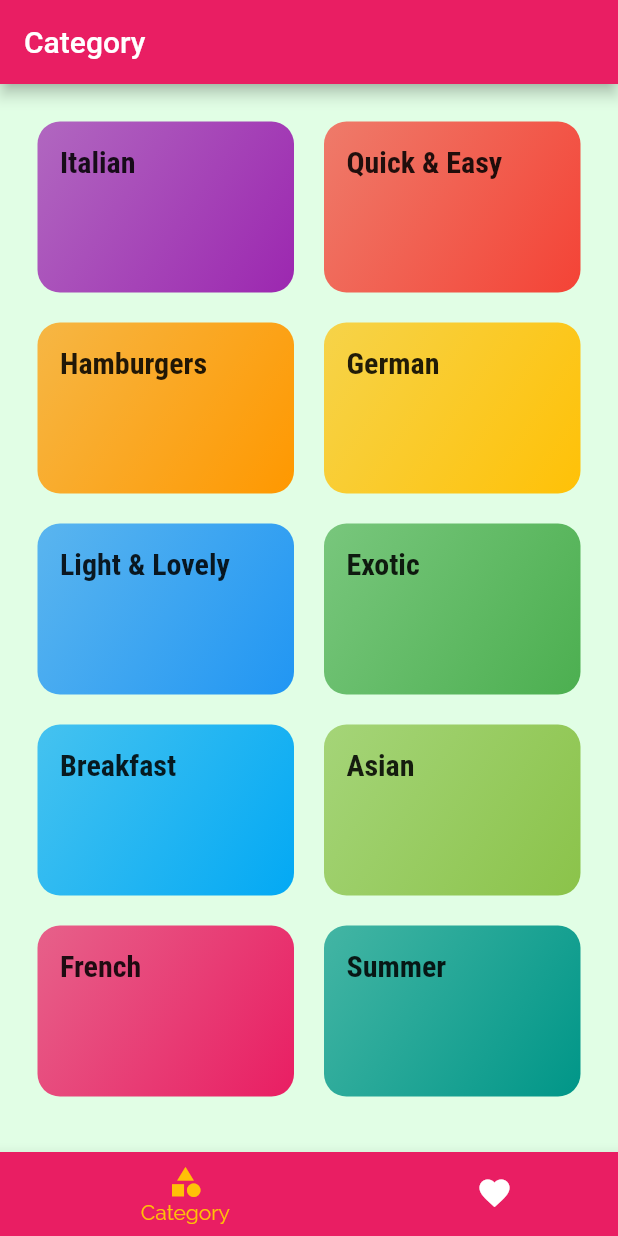
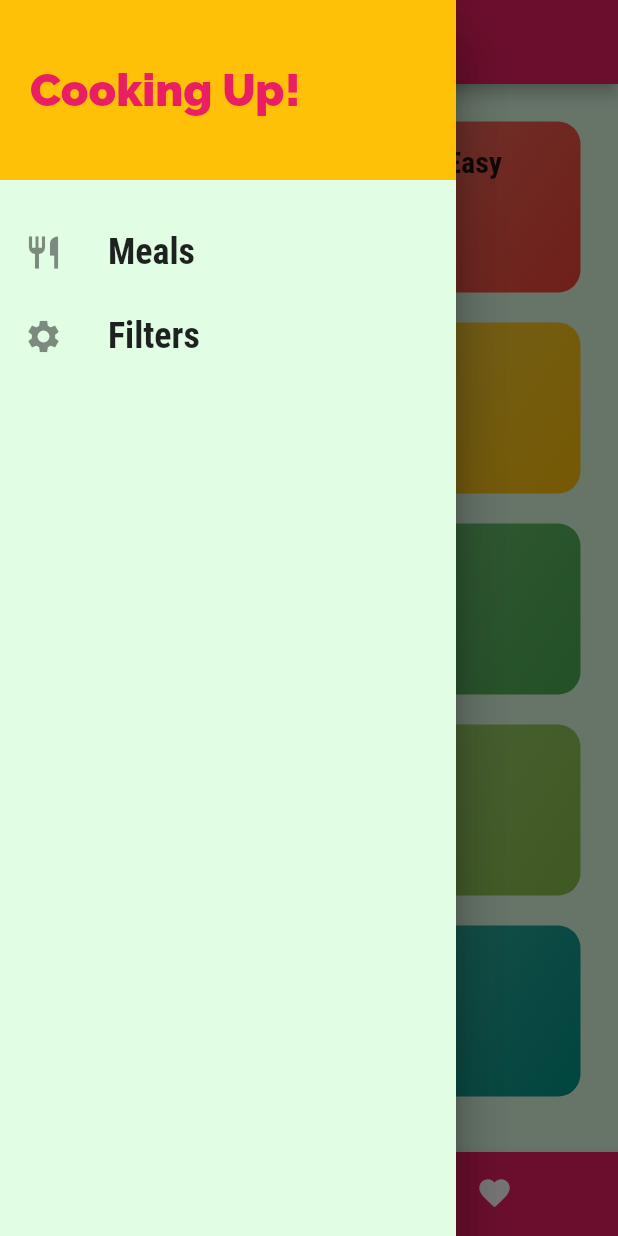
Before and after one commit to hesamkurd/MealsAppFlutter, a Flutter app: the screen it shows after launch, with the side drawer open (before the commit the screen has no drawer), on a phone screen of 412 x 824 dp. Run offline on Flutter 3.47's test engine with Material 2 defaults, Android fonts, the phone set to English and light mode, and no system bars; our stand-ins replace get.

```diff
--- a/analysis_options.yaml
+++ b/analysis_options.yaml
@@ -22,7 +22,7 @@ linter:
   # `// ignore_for_file: name_of_lint` syntax on the line or in the file
   # producing the lint.
   rules:
-    # avoid_print: false  # Uncomment to disable the `avoid_print` rule
+    avoid_print: false  # Uncomment to disable the `avoid_print` rule
     # prefer_single_quotes: true  # Uncomment to enable the `prefer_single_quotes` rule
 
 # Additional information about this file can be found at
--- a/lib/main.dart
+++ b/lib/main.dart
@@ -1,6 +1,9 @@
 import 'dart:ui';
 
 import 'package:flutter/material.dart';
+import './data/dummy_data.dart';
+import './models/meal.dart';
+import './screens/filter_screen.dart';
 import './screens/meal_details_screen.dart';
 import './screens/tabs_screen.dart';
 import './screens/category_meals_screen.dart';
@@ -9,8 +12,44 @@ void main() {
   runApp(const MyApp());
 }
 
-class MyApp extends StatelessWidget {
+class MyApp extends StatefulWidget {
   const MyApp({super.key});
+
+  @override
+  State<MyApp> createState() => _MyAppState();
+}
+
+class _MyAppState extends State<MyApp> {
+  Map<String, bool> _filters = {
+    'gluten': false,
+    'lactose': false,
+    'vegan': false,
+    'vegetarian': false,
+  };
+
+  List<Meal> _availableMeals = DUMMY_MEALS;
+
+  void _setFilters(Map<String, bool> filterData) {
+    setState(() {
+      _filters = filterData;
+
+      _availableMeals = DUMMY_MEALS.where((meal) {
+        if (_filters['gluten']! && !meal.isGlutenFree!) {
+          return false;
+        }
+        if (_filters['lactose']! && !meal.isLactoseFree!) {
+          return false;
+        }
+        if (_filters['vegan']! && !meal.isVegan!) {
+          return false;
+        }
+        if (_filters['vegetarian']! && !meal.isVegetarian!) {
+          return false;
+        }
+        return true;
+      }).toList();
+    });
+  }
 
   @override
   Widget build(BuildContext context) {
@@ -38,8 +77,10 @@ class MyApp extends StatelessWidget {
       //home: const CategoriesScreen(),
       routes: {
         '/': (ctx) => const TabsScreen(),
-        CategoryMealsScreen.routeName: (ctx) => const CategoryMealsScreen(),
-        MealDetailsScreen.routName:(ctx) => const MealDetailsScreen(),
+        CategoryMealsScreen.routeName: (ctx) =>
+            CategoryMealsScreen(_availableMeals),
+        MealDetailsScreen.routName: (ctx) => const MealDetailsScreen(),
+        FilterScreen.routeName: (ctx) => FilterScreen(_setFilters, _filters),
       },
     );
   }
--- a/lib/screens/meal_details_screen.dart
+++ b/lib/screens/meal_details_screen.dart
@@ -92,6 +92,12 @@ class MealDetailsScreen extends StatelessWidget {
           ],
         ),
       ),
+      floatingActionButton: FloatingActionButton(
+        onPressed: () {
+          Navigator.of(context).pop(mealId);
+        },
+        child: Icon(Icons.delete),
+      ),
     );
   }
 }
--- a/lib/screens/tabs_screen.dart
+++ b/lib/screens/tabs_screen.dart
@@ -1,4 +1,5 @@
 import 'package:flutter/material.dart';
+import '../widgets/main_drawer.dart';
 import '../screens/favorite_screen.dart';
 import '../screens/categories_screen.dart';
 
@@ -29,6 +30,9 @@ class _TabsScreenState extends State<TabsScreen> {
       appBar: AppBar(
         title: Text(_pages[_selectedPageIndex]['title']),
       ),
+      drawer: const Drawer(
+        child: MainDrawer(),
+      ),
       body: _pages[_selectedPageIndex]['page'],
       bottomNavigationBar: BottomNavigationBar(
         selectedItemColor: Theme.of(context).colorScheme.secondary,
--- /dev/null
+++ b/lib/widgets/main_drawer.dart
@@ -0,0 +1,67 @@
+import 'package:flutter/material.dart';
+import '../screens/filter_screen.dart';
+import 'package:meals_app/utils/app_layout.dart';
+
+class MainDrawer extends StatelessWidget {
+  const MainDrawer({super.key});
+  Widget buildListTile(String title, IconData icon, VoidCallback tapHandler) {
+    return ListTile(
+      leading: Icon(
+        icon,
+        size: AppLayout.getHeight(26),
+      ),
+      title: Text(
+        title,
+        style: TextStyle(
+          fontFamily: 'RobotoCondensed',
+          fontSize: AppLayout.getHeight(24),
+          fontWeight: FontWeight.bold,
+        ),
+      ),
+      onTap: tapHandler,
+    );
+  }
+
+  @override
+  Widget build(BuildContext context) {
+    return Drawer(
+      child: Column(
+        children: [
+          Container(
+            height: AppLayout.getHeight(120),
+            width: double.infinity,
+            padding: EdgeInsets.all(
+              AppLayout.getHeight(20),
+            ),
+            alignment: Alignment.centerLeft,
+            color: Theme.of(context).colorScheme.secondary,
+            child: Text(
+              'Cooking Up!',
+              style: TextStyle(
+                  fontWeight: FontWeight.w900,
+                  fontSize: 30,
+                  color: Theme.of(context).colorScheme.primary),
+            ),
+          ),
+          SizedBox(
+            height: AppLayout.getHeight(20),
+          ),
+          buildListTile(
+            'Meals',
+            Icons.restaurant,
+            () {
+              Navigator.of(context).pushReplacementNamed('/');
+            },
+          ),
+          buildListTile(
+            'Filters',
+            Icons.settings,
+            () {
+              Navigator.of(context).pushReplacementNamed(FilterScreen.routeName);
+            },
+          ),
+        ],
+      ),
+    );
+  }
+}
```
Also changed, not shown: lib/screens/category_meals_screen.dart (+48 -18 lines), lib/screens/filter_screen.dart (added, +133 -0 lines), lib/widgets/meal_item.dart (+11 -3 lines).
